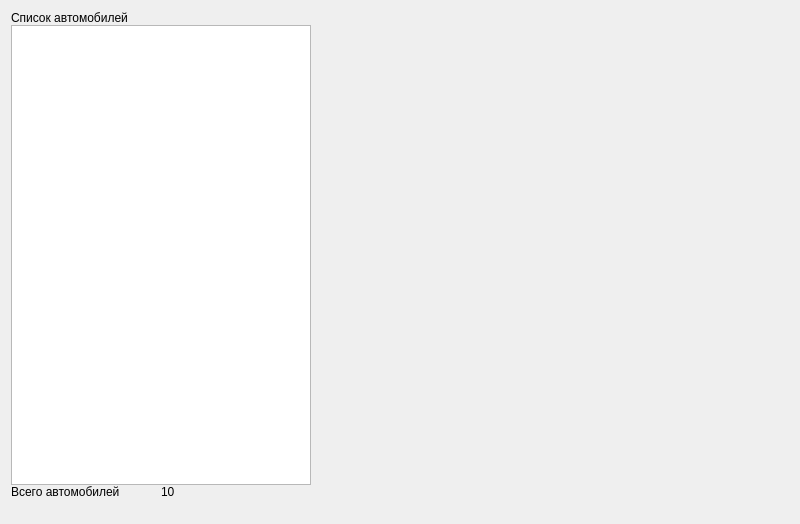
Sakton/CONVEYANCE_Q, file Modules/Autopark/View/viewerdataautopark.ui: the form before one commit.
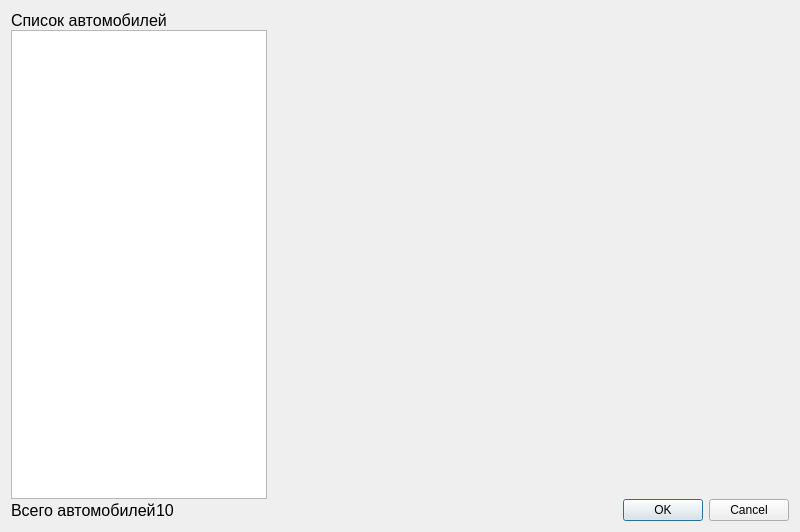
The form after the commit. Custom widgets are drawn as their Qt base class.

Commit message: delegate auto

Diff of the .ui file:
```diff
--- a/Modules/Autopark/View/viewerdataautopark.ui
+++ b/Modules/Autopark/View/viewerdataautopark.ui
@@ -7,7 +7,7 @@
     <x>0</x>
     <y>0</y>
     <width>800</width>
-    <height>524</height>
+    <height>532</height>
    </rect>
   </property>
   <property name="minimumSize">
@@ -25,58 +25,51 @@
      <property name="spacing">
       <number>0</number>
      </property>
-     <item row="2" column="1">
-      <widget class="QLabel" name="label_2">
-       <property name="text">
-        <string>10</string>
-       </property>
-      </widget>
-     </item>
-     <item row="1" column="0" colspan="2">
-      <widget class="QListView" name="listView">
-       <property name="sizePolicy">
-        <sizepolicy hsizetype="Expanding" vsizetype="Expanding">
-         <horstretch>0</horstretch>
-         <verstretch>0</verstretch>
-        </sizepolicy>
-       </property>
-       <property name="minimumSize">
-        <size>
-         <width>300</width>
-         <height>0</height>
-        </size>
-       </property>
-       <property name="lineWidth">
-        <number>1</number>
-       </property>
-       <property name="midLineWidth">
-        <number>0</number>
-       </property>
-      </widget>
-     </item>
      <item row="0" column="0" colspan="2">
       <widget class="QLabel" name="label_3">
+       <property name="font">
+        <font>
+         <pointsize>12</pointsize>
+        </font>
+       </property>
        <property name="text">
         <string>Список автомобилей</string>
        </property>
       </widget>
      </item>
-     <item row="2" column="0">
+     <item row="2" column="0" rowspan="2">
       <widget class="QLabel" name="label">
+       <property name="font">
+        <font>
+         <pointsize>12</pointsize>
+        </font>
+       </property>
        <property name="text">
         <string>Всего автомобилей</string>
        </property>
       </widget>
      </item>
-     <item row="3" column="0" colspan="2">
-      <widget class="QLabel" name="label_4">
+     <item row="3" column="3">
+      <widget class="QDialogButtonBox" name="buttonBox">
+       <property name="standardButtons">
+        <set>QDialogButtonBox::Cancel|QDialogButtonBox::Ok</set>
+       </property>
+      </widget>
+     </item>
+     <item row="2" column="1" rowspan="2">
+      <widget class="QLabel" name="label_2">
+       <property name="font">
+        <font>
+         <pointsize>12</pointsize>
+        </font>
+       </property>
        <property name="text">
-        <string/>
+        <string>10</string>
        </property>
       </widget>
      </item>
-     <item row="0" column="3" rowspan="4">
-      <widget class="TheAutomobilForm" name="theAutomobilForm" native="true">
+     <item row="0" column="3" rowspan="3">
+      <widget class="TemplateTheAutomobilForm" name="templateTheAutomobilForm" native="true">
        <property name="sizePolicy">
         <sizepolicy hsizetype="Expanding" vsizetype="Preferred">
          <horstretch>0</horstretch>
@@ -85,15 +78,18 @@
        </property>
       </widget>
      </item>
+     <item row="1" column="0" colspan="2">
+      <widget class="QListWidget" name="listWidgetAuto"/>
+     </item>
     </layout>
    </item>
   </layout>
  </widget>
  <customwidgets>
   <customwidget>
-   <class>TheAutomobilForm</class>
+   <class>TemplateTheAutomobilForm</class>
    <extends>QWidget</extends>
-   <header>../CONVEYANCE_Q/Modules/Autopark/theautomobilform.h</header>
+   <header>Modules/Autopark/Template/templatetheautomobilform.h</header>
    <container>1</container>
   </customwidget>
  </customwidgets>
```
The commit also changes 20 other files.
